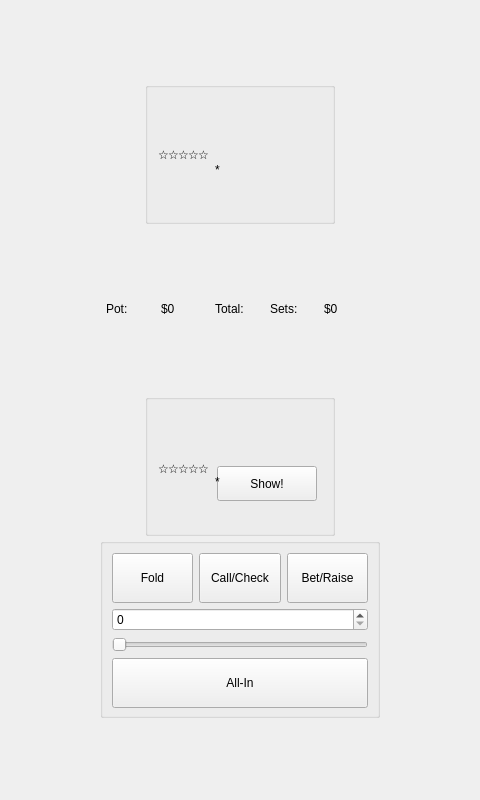
Above: src/gui/qt/gametable.ui from ph4n70mr1ddl3r/pokerth before the change. Below: the same form after it.
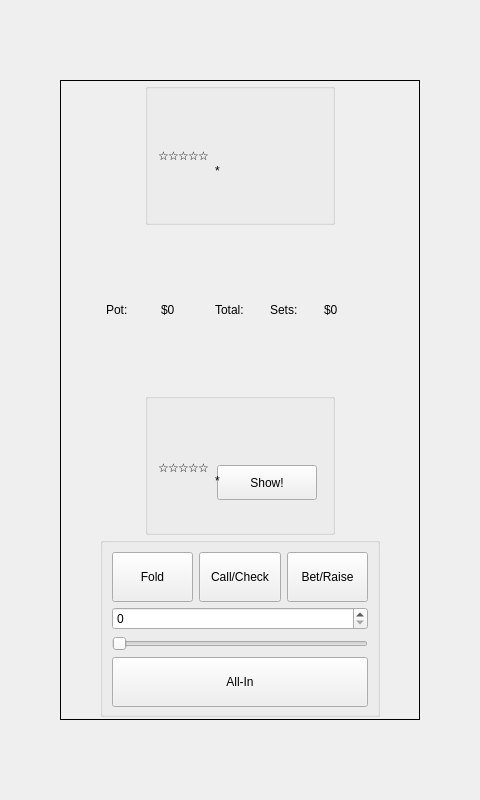
That is the form after the change. Icons and pictures are not drawn. Custom widgets are drawn as their Qt base class.

Commit message: Add thin border to game table container frame

What changed in the file:
```diff
--- a/src/gui/qt/gametable.ui
+++ b/src/gui/qt/gametable.ui
@@ -36,7 +36,10 @@
        </size>
       </property>
       <property name="frameShape">
-       <enum>QFrame::NoFrame</enum>
+       <enum>QFrame::Box</enum>
+      </property>
+      <property name="lineWidth">
+       <number>1</number>
       </property>
       <layout class="QVBoxLayout" name="verticalLayout_Main">
        <property name="spacing">
```
